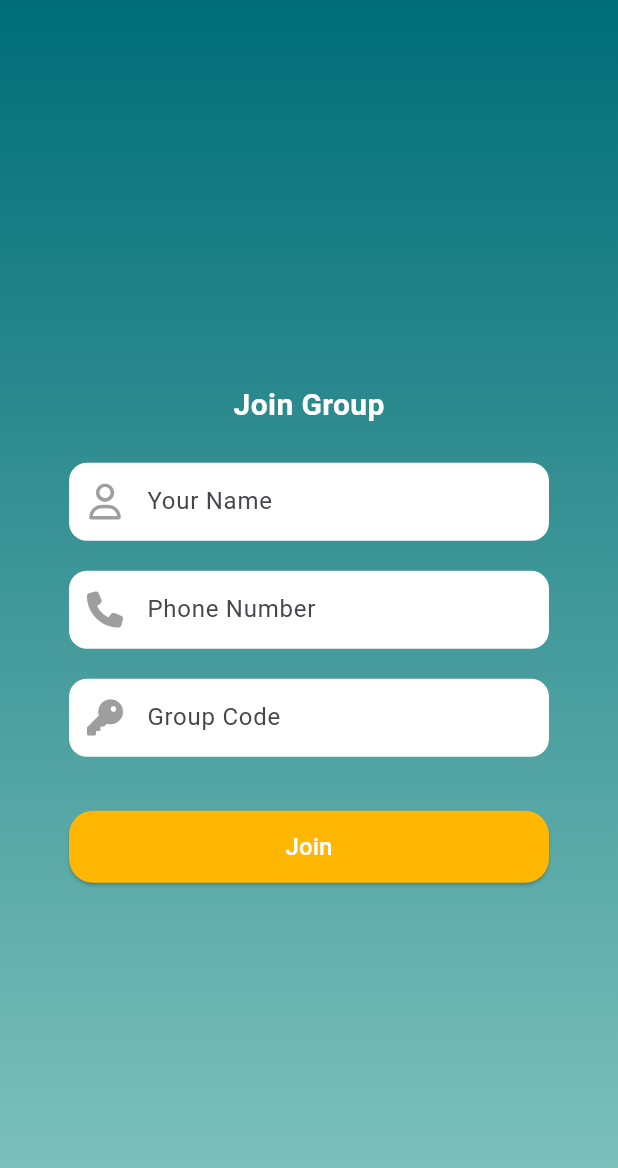
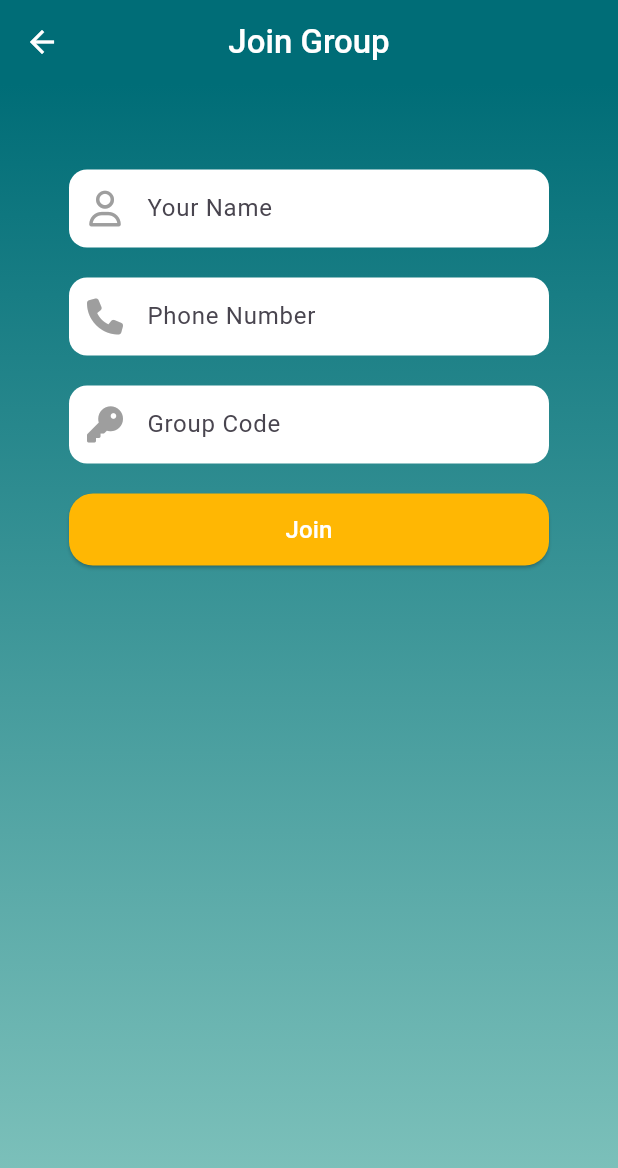
Before and after one commit to MarronMw/mkhonde_app, a Flutter app: the GroupSectionScreen screen opened by its route, after a tap on an icon or button, on a phone screen of 412 x 824 dp. Shown: the top 1168 px of the screen. Run offline on Flutter 3.47's test engine with Material 3 defaults, Android fonts, the phone set to English and light mode, and no system bars; our stand-ins replace font_awesome_flutter.

Commit message:
major changes

```diff
--- a/mkhonde_ui/lib/screens/group_section_screen.dart
+++ b/mkhonde_ui/lib/screens/group_section_screen.dart
@@ -88,7 +88,7 @@ class GroupSectionScreen extends StatelessWidget {
         Expanded(
           child: ElevatedButton.icon(
             onPressed: () {
-              Navigator.pushReplacementNamed(context, '/join');
+              Navigator.pushNamed(context, '/join');
             },
             icon: const FaIcon(FontAwesomeIcons.plus),
             label: const Text('Join Group'),
--- a/mkhonde_ui/lib/screens/join_group_screen.dart
+++ b/mkhonde_ui/lib/screens/join_group_screen.dart
@@ -7,6 +7,24 @@ class JoinGroupScreen extends StatelessWidget {
   @override
   Widget build(BuildContext context) {
     return Scaffold(
+      appBar: AppBar(
+        centerTitle: true,
+        backgroundColor: const Color(0xFF006D77),
+        //  Back button
+        leading: IconButton(
+          icon: const Icon(Icons.arrow_back, color: Colors.white),
+          onPressed: () {
+            Navigator.pop(context); // Navigate back
+          },
+        ),
+        title: const Text(
+          'Join Group',
+          style: TextStyle(
+            color: Colors.white,
+            fontWeight: FontWeight.w500,
+          ),
+        ),
+      ),
       backgroundColor: const Color(0xFFF0F4F3),
       body: Container(
         width: double.infinity,
@@ -20,28 +38,17 @@ class JoinGroupScreen extends StatelessWidget {
         ),
         child: Center(
           child: Container(
-            padding: const EdgeInsets.symmetric(horizontal: 20, vertical: 40),
-            margin: const EdgeInsets.only(top: 60, bottom: 40),
+            padding: const EdgeInsets.symmetric(horizontal: 20, vertical: 0),
+            margin: const EdgeInsets.only(top: 0, bottom: 40),
             width: 360,
             decoration: BoxDecoration(
-
               borderRadius: BorderRadius.circular(16),
-              boxShadow: const [
-
-              ],
+              boxShadow: const [],
             ),
             child: Column(
               mainAxisSize: MainAxisSize.min,
               children: [
-                const Text(
-                  'Join Group',
-                  style: TextStyle(
-                    color: Colors.white,
-                    fontSize: 20,
-                    fontWeight: FontWeight.bold,
-                  ),
-                ),
-                const SizedBox(height: 24),
+
 
                 // Name input
                 _buildInputField(
@@ -62,10 +69,12 @@ class JoinGroupScreen extends StatelessWidget {
                   hintText: 'Group Code',
                 ),
 
-                const SizedBox(height: 16),
+
+
                 ElevatedButton(
                   onPressed: () {
-                    Navigator.pushReplacementNamed(context, '/maingroup');
+                    // Normal push so user can come back if needed
+                    Navigator.pushNamed(context, '/maingroup');
                   },
                   style: ElevatedButton.styleFrom(
                     backgroundColor: const Color(0xFFFFB703),
@@ -77,10 +86,12 @@ class JoinGroupScreen extends StatelessWidget {
                   child: const Text(
                     'Join',
                     style: TextStyle(
-                        color: Colors.white,
-                        fontSize: 16),
+                      color: Colors.white,
+                      fontSize: 16,
+                    ),
                   ),
                 ),
+                const SizedBox(height: 350),
               ],
             ),
           ),
```
